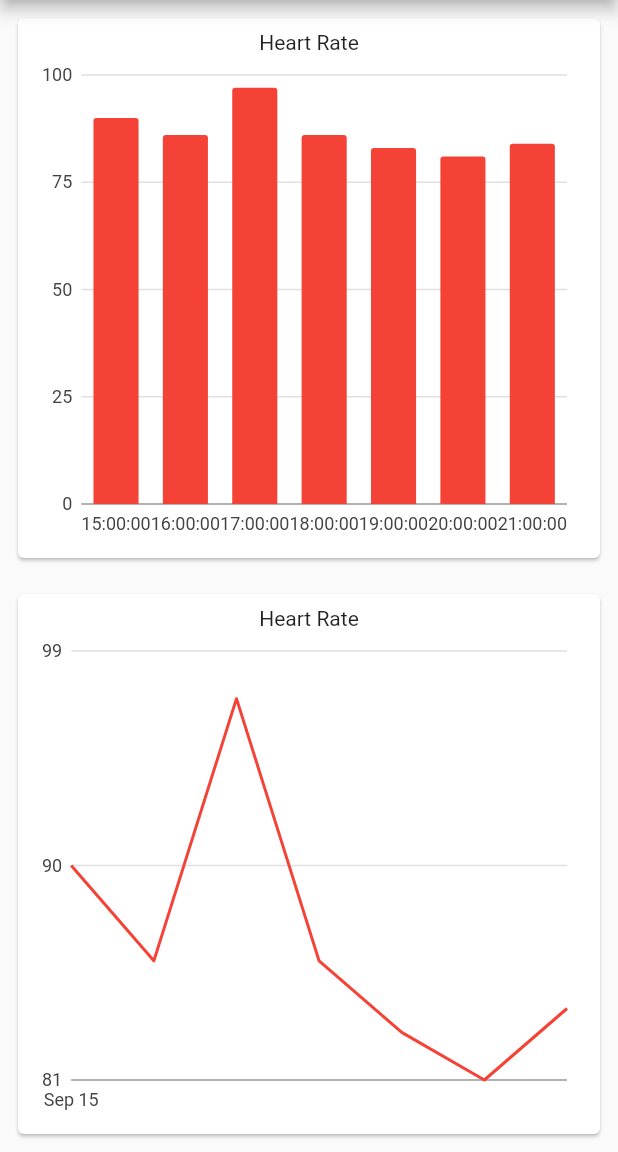
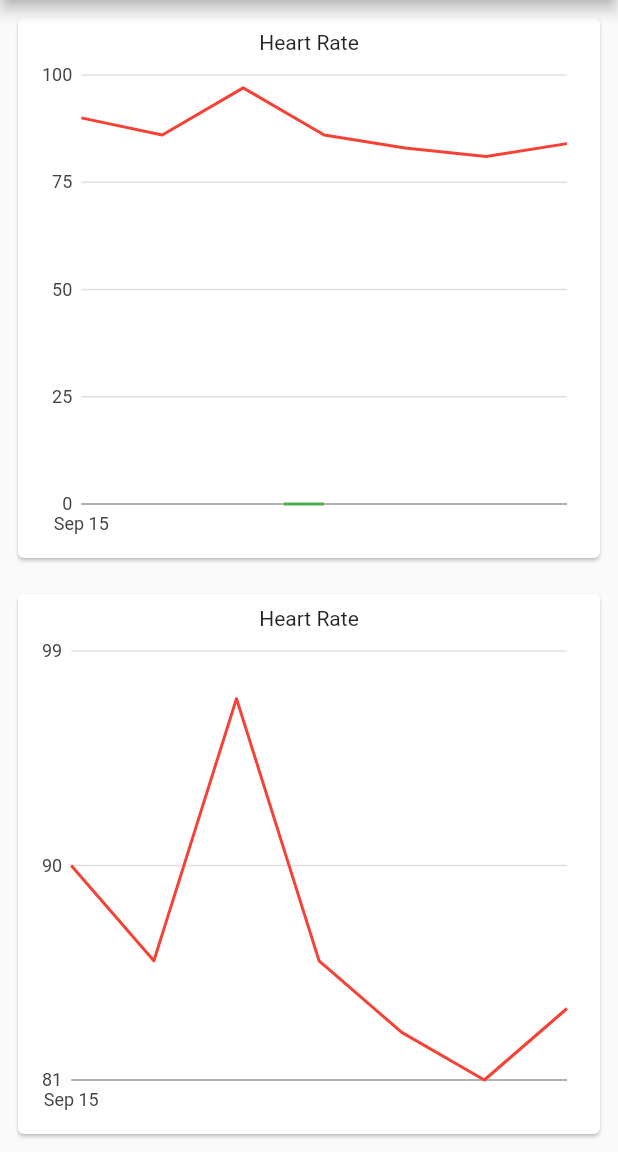
Before and after one commit to coliver0221/Flutter-Practice, a Flutter app: the screen it shows after launch, on a phone screen of 412 x 824 dp, the part 84-1236 px from its top. Run offline on Flutter 3.47's test engine with Material 2 defaults, Android fonts, the phone set to English and light mode, and no system bars; our stand-ins replace carousel_slider, charts_flutter, dio, firebase_messaging, shared_preferences; accounts and stored records are empty.

Commit message:
feat: add point annotation

```diff
--- a/charts_test/lib/heartRateSeries.dart
+++ b/charts_test/lib/heartRateSeries.dart
@@ -9,7 +9,7 @@ class HeartRateSeries {
 
   HeartRateSeries({
     @required this.time,
-    @required this.heartRate,
-    @required this.barColor
+    this.heartRate,
+    this.barColor
   });
 }
--- a/charts_test/lib/lineChart.dart
+++ b/charts_test/lib/lineChart.dart
@@ -45,6 +45,11 @@ class MyLineChart extends StatelessWidget {
                         charts.RangeAnnotationAxisType.domain,
                         color: charts.ColorUtil.fromDartColor(Colors.green),
                       ),
+                      charts.LineAnnotationSegment(
+                        DateTime.parse("20200915T18:00:00"),
+                        charts.RangeAnnotationAxisType.domain,
+                        color: charts.ColorUtil.fromDartColor(Colors.green),
+                      ),
                     ]),
                   ],
                 )
--- /dev/null
+++ b/charts_test/lib/lineChartWithPoint.dart
@@ -0,0 +1,77 @@
+import 'package:charts_flutter/flutter.dart' as charts;
+import 'package:charts_test/heartRateSeries.dart';
+import 'package:flutter/material.dart';
+
+class MyLineChartWithPoint extends StatelessWidget {
+  final List<HeartRateSeries> data;
+
+  /// Constructure
+  MyLineChartWithPoint({@required this.data});
+
+  /// annotation point data
+  final _myAnnotationData = [
+    HeartRateSeries(time: DateTime.parse("20200915T17:30:00")),
+    HeartRateSeries(time: DateTime.parse("20200915T18:00:00")),
+  ];
+
+  @override
+  Widget build(BuildContext context) {
+    List<charts.Series<HeartRateSeries, DateTime>> series = [
+      charts.Series(
+        id: "Heart Rate",
+        data: data,
+        domainFn: (HeartRateSeries series, _) => series.time,
+        measureFn: (HeartRateSeries series, _) => series.heartRate,
+        colorFn: (HeartRateSeries series, _) => series.barColor
+      ),
+      charts.Series(
+        id: "Annotation",
+        data: _myAnnotationData,
+        domainFn: (HeartRateSeries series, _) => series.time,
+        domainLowerBoundFn: (_, __) => null,
+        domainUpperBoundFn: (_, __) => null,
+        /// No measure values are needed for symbol annotations.
+        measureFn: (_, __) => null,
+        colorFn: (HeartRateSeries series, _) => charts.ColorUtil.fromDartColor(Colors.green),
+      )
+      /// Configure our custom symbol annotation renderer for this series.
+      ..setAttribute(charts.rendererIdKey, 'customSymbolAnnotation')
+      // Optional radius for the annotation shape. If not specified, this will
+      // default to the same radius as the points.
+      // ..setAttribute(charts.boundsLineRadiusPxKey, 3.5),
+    ];
+
+    return Container(
+      // height: 200,
+      padding: EdgeInsets.all(8.0),
+      child: Card(
+        child: Padding(
+          padding: EdgeInsets.all(8.0),
+          child: Column(
+            children: <Widget>[
+              Text(
+                "Heart Rate",
+                style: Theme.of(context).textTheme.bodyText2,
+              ),
+              Expanded(
+                child: charts.TimeSeriesChart(
+                  series, animate: true,
+                  primaryMeasureAxis: charts.NumericAxisSpec(
+                    tickProviderSpec: charts.BasicNumericTickProviderSpec(zeroBound: false)
+                  ),
+                  customSeriesRenderers: [
+                    charts.SymbolAnnotationRendererConfig(
+                      // ID used to link series to this renderer.
+                      customRendererId: 'customSymbolAnnotation',
+                      radiusPx: 3.5,
+                    ),
+                  ],
+                )
+              ),
+            ],
+          ),
+        ),
+      ),
+    );
+  }
+}
--- a/charts_test/lib/main.dart
+++ b/charts_test/lib/main.dart
@@ -2,6 +2,7 @@ import 'package:charts_flutter/flutter.dart' as charts;
 import 'package:charts_test/barChart.dart';
 import 'package:charts_test/heartRateSeries.dart';
 import 'package:charts_test/lineChart.dart';
+import 'package:charts_test/lineChartWithPoint.dart';
 import 'package:flutter/material.dart';
 
 void main() {
@@ -74,7 +75,8 @@ class HomePage extends StatelessWidget {
       body: Center(
         child: Column(
           children: <Widget>[
-            Expanded(child: MyBarChart(data: heartRateData)),
+            // Expanded(child: MyBarChart(data: heartRateData)),
+            Expanded(child: MyLineChartWithPoint(data: heartRateData)),
             Expanded(child: MyLineChart(data: heartRateData)),
           ],
         ),
```
